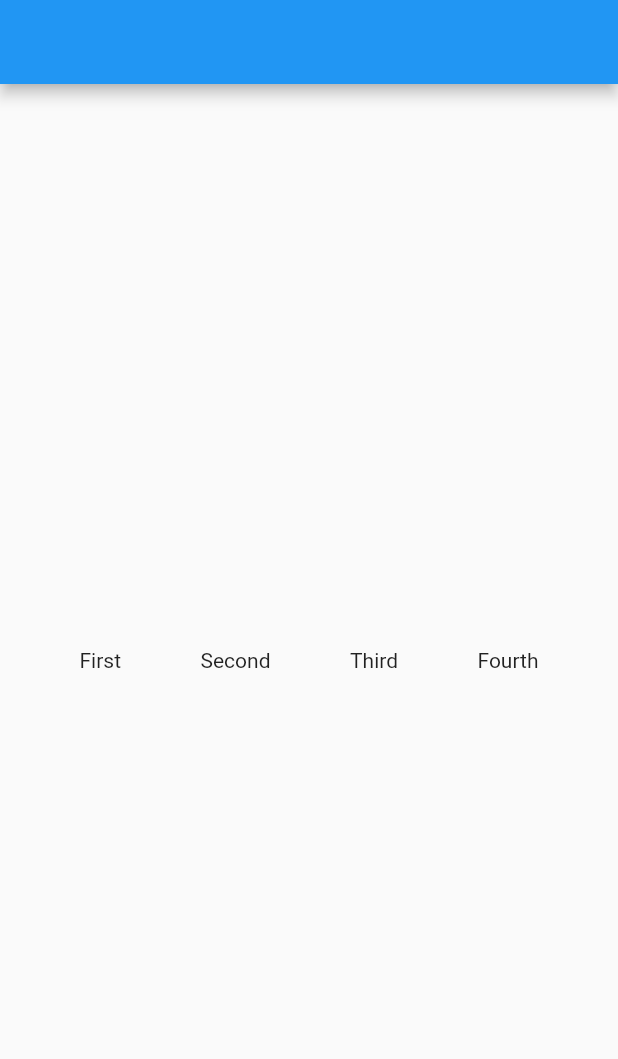
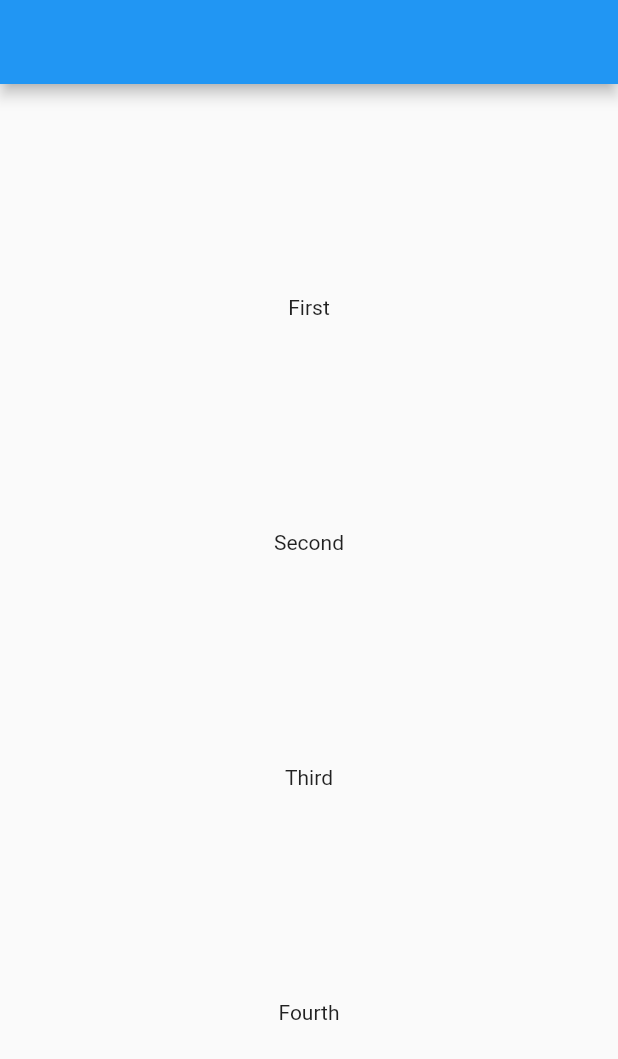
Before and after one commit to Madhu1913/gitprac, a Flutter app: the screen it shows after launch, on a phone screen of 412 x 824 dp. Shown: the top 1059 px of the screen. Run offline on Flutter 3.47's test engine with Material 2 defaults, Android fonts, the phone set to English and light mode, and no system bars.

Commit message:
changed row to column

```diff
--- a/lib/main.dart
+++ b/lib/main.dart
@@ -28,7 +28,7 @@ class _FirstScreenState extends State<FirstScreen> {
     return Scaffold(
       appBar: AppBar(),
       body: Center(
-        child: Row(mainAxisAlignment: MainAxisAlignment.spaceEvenly,
+        child: Column(mainAxisAlignment: MainAxisAlignment.spaceEvenly,
           children: [
             Text('First'),
             Text('Second'),
```
Also changed, not shown: pubspec.lock.
